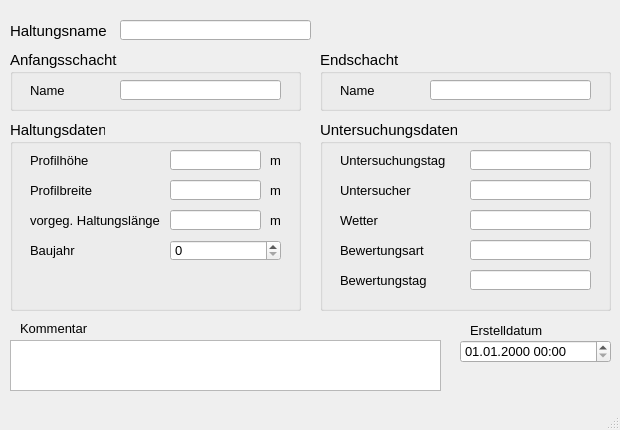
The window that qkan/forms/qkan_haltungen_untersucht.ui (hoettges/QKan) describes before a commit, drawn with Qt 5.
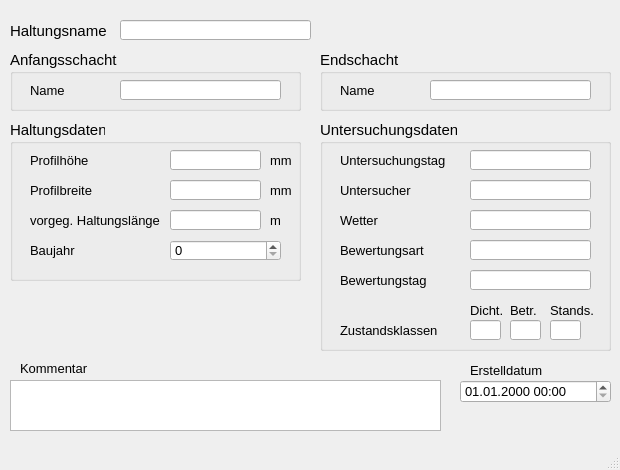
The same window after the commit. Custom widgets are drawn as their Qt base class.

```diff
--- a/qkan/forms/qkan_haltungen_untersucht.ui
+++ b/qkan/forms/qkan_haltungen_untersucht.ui
@@ -7,7 +7,7 @@
     <x>0</x>
     <y>0</y>
     <width>620</width>
-    <height>430</height>
+    <height>470</height>
    </rect>
   </property>
   <property name="sizePolicy">
@@ -19,7 +19,13 @@
   <property name="minimumSize">
    <size>
     <width>620</width>
-    <height>430</height>
+    <height>470</height>
+   </size>
+  </property>
+  <property name="maximumSize">
+   <size>
+    <width>620</width>
+    <height>470</height>
    </size>
   </property>
   <property name="baseSize">
@@ -181,7 +187,7 @@
     <property name="geometry">
      <rect>
       <x>10</x>
-      <y>340</y>
+      <y>380</y>
       <width>431</width>
       <height>51</height>
      </rect>
@@ -203,7 +209,7 @@
     <property name="geometry">
      <rect>
       <x>20</x>
-      <y>320</y>
+      <y>360</y>
       <width>81</width>
       <height>16</height>
      </rect>
@@ -246,7 +252,7 @@
       <x>10</x>
       <y>120</y>
       <width>291</width>
-      <height>191</height>
+      <height>161</height>
      </rect>
     </property>
     <property name="font">
@@ -293,7 +299,7 @@
       </font>
      </property>
      <property name="text">
-      <string>m </string>
+      <string>mm</string>
      </property>
     </widget>
     <widget class="QLabel" name="label_21">
@@ -394,7 +400,7 @@
       </font>
      </property>
      <property name="text">
-      <string>m </string>
+      <string>mm</string>
      </property>
     </widget>
     <widget class="QLineEdit" name="breite">
@@ -484,7 +490,7 @@
     <property name="geometry">
      <rect>
       <x>470</x>
-      <y>320</y>
+      <y>360</y>
       <width>91</width>
       <height>21</height>
      </rect>
@@ -497,7 +503,7 @@
     <property name="geometry">
      <rect>
       <x>460</x>
-      <y>340</y>
+      <y>380</y>
       <width>151</width>
       <height>23</height>
      </rect>
@@ -521,7 +527,7 @@
       <x>320</x>
       <y>120</y>
       <width>291</width>
-      <height>191</height>
+      <height>231</height>
      </rect>
     </property>
     <property name="font">
@@ -738,6 +744,130 @@
       <string>Datum des Tages, an dem die Bewertung durchgeführt wird</string>
      </property>
     </widget>
+    <widget class="QLabel" name="label_38">
+     <property name="geometry">
+      <rect>
+       <x>230</x>
+       <y>180</y>
+       <width>51</width>
+       <height>21</height>
+      </rect>
+     </property>
+     <property name="font">
+      <font>
+       <family>Tahoma</family>
+       <pointsize>10</pointsize>
+      </font>
+     </property>
+     <property name="text">
+      <string>Stands.</string>
+     </property>
+    </widget>
+    <widget class="QLabel" name="label_37">
+     <property name="geometry">
+      <rect>
+       <x>190</x>
+       <y>180</y>
+       <width>41</width>
+       <height>21</height>
+      </rect>
+     </property>
+     <property name="font">
+      <font>
+       <family>Tahoma</family>
+       <pointsize>10</pointsize>
+      </font>
+     </property>
+     <property name="text">
+      <string>Betr.</string>
+     </property>
+    </widget>
+    <widget class="QLabel" name="label_36">
+     <property name="geometry">
+      <rect>
+       <x>20</x>
+       <y>200</y>
+       <width>121</width>
+       <height>21</height>
+      </rect>
+     </property>
+     <property name="font">
+      <font>
+       <family>Tahoma</family>
+       <pointsize>10</pointsize>
+      </font>
+     </property>
+     <property name="text">
+      <string>Zustandsklassen</string>
+     </property>
+    </widget>
+    <widget class="QLabel" name="label_39">
+     <property name="geometry">
+      <rect>
+       <x>150</x>
+       <y>180</y>
+       <width>41</width>
+       <height>21</height>
+      </rect>
+     </property>
+     <property name="font">
+      <font>
+       <family>Tahoma</family>
+       <pointsize>10</pointsize>
+      </font>
+     </property>
+     <property name="text">
+      <string>Dicht.</string>
+     </property>
+    </widget>
+    <widget class="QLineEdit" name="max_ZD">
+     <property name="geometry">
+      <rect>
+       <x>150</x>
+       <y>200</y>
+       <width>31</width>
+       <height>20</height>
+      </rect>
+     </property>
+     <property name="toolTip">
+      <string>&lt;html&gt;&lt;head/&gt;&lt;body&gt;&lt;p&gt;Zustandsklasse Dichtheit&lt;/p&gt;&lt;/body&gt;&lt;/html&gt;</string>
+     </property>
+     <property name="statusTip">
+      <string>Zustandsklasse Dichtheit</string>
+     </property>
+    </widget>
+    <widget class="QLineEdit" name="max_ZS">
+     <property name="geometry">
+      <rect>
+       <x>230</x>
+       <y>200</y>
+       <width>31</width>
+       <height>20</height>
+      </rect>
+     </property>
+     <property name="toolTip">
+      <string>&lt;html&gt;&lt;head/&gt;&lt;body&gt;&lt;p&gt;Zustandsklasse Betriebssicherheit&lt;/p&gt;&lt;/body&gt;&lt;/html&gt;</string>
+     </property>
+     <property name="statusTip">
+      <string>Zustandsklasse Betriebssicherheit</string>
+     </property>
+    </widget>
+    <widget class="QLineEdit" name="max_ZB">
+     <property name="geometry">
+      <rect>
+       <x>190</x>
+       <y>200</y>
+       <width>31</width>
+       <height>20</height>
+      </rect>
+     </property>
+     <property name="toolTip">
+      <string>&lt;html&gt;&lt;head/&gt;&lt;body&gt;&lt;p&gt;Zustandsklasse Betriebssicherheit&lt;/p&gt;&lt;/body&gt;&lt;/html&gt;</string>
+     </property>
+     <property name="statusTip">
+      <string>Zustandsklasse Betriebssicherheit</string>
+     </property>
+    </widget>
    </widget>
   </widget>
   <widget class="QMenuBar" name="menubar">
```
